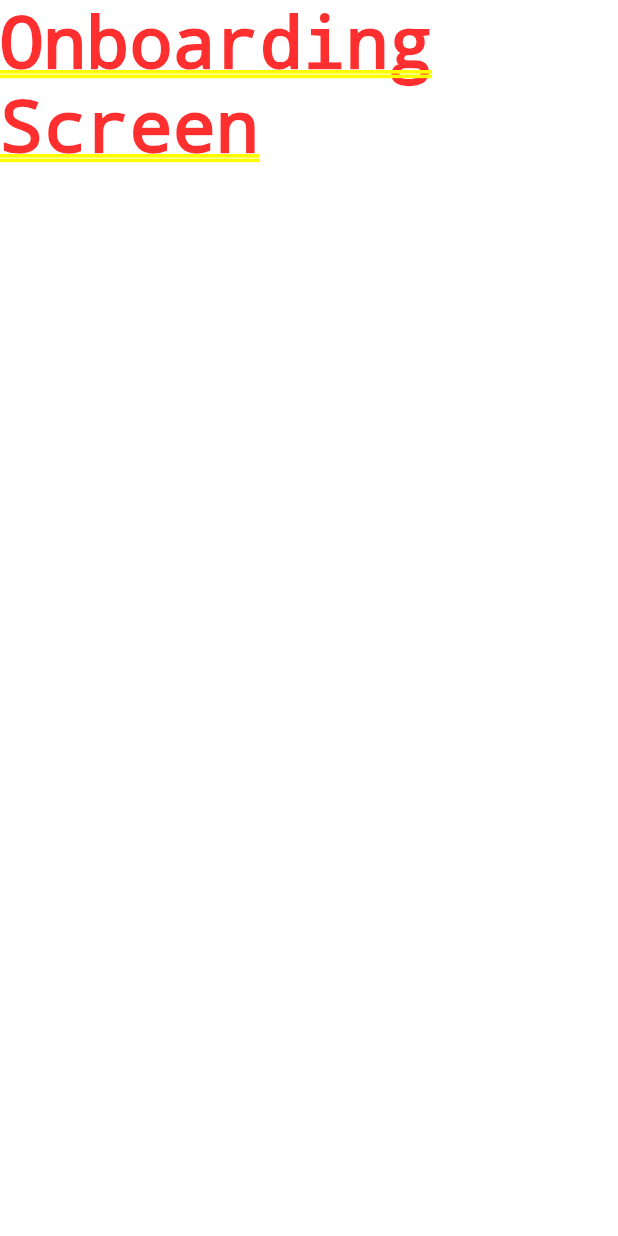
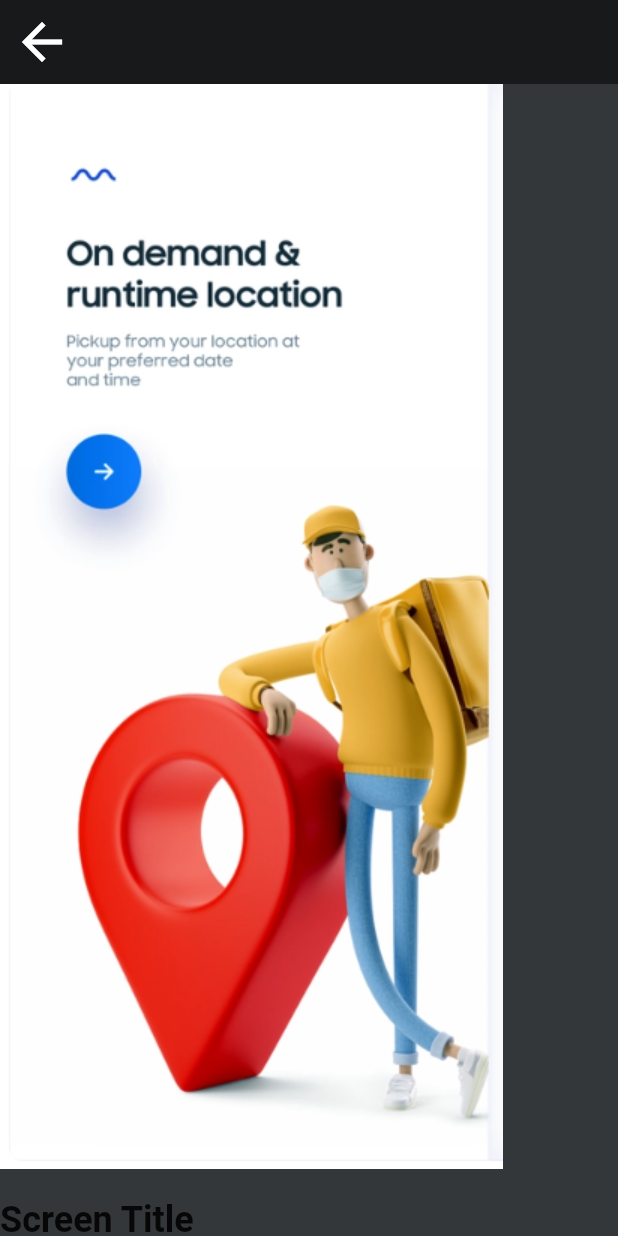
Before and after one commit to ahmedSamir50/flutterTutorial_1, a Flutter app: the screen it shows after launch, after a tap on "Shopping App Example", on a phone screen of 412 x 824 dp. Run offline on Flutter 3.47's test engine with Material 2 defaults, Android fonts, the light colour scheme and no system bars; our stand-ins replace dio, flutter_bloc, get_it, hexcolor, shared_preferences, sqflite and 1 more; accounts and stored records are empty; network calls fail.

Commit message:
some assets

```diff
--- a/lib/modules/shopping/onboarding.dart
+++ b/lib/modules/shopping/onboarding.dart
@@ -1,10 +1,28 @@
 import 'package:flutter/cupertino.dart';
+import 'package:flutter/material.dart';
+import 'package:flutter/widgets.dart';
 
 class OnBoardingScreen extends StatelessWidget {
   @override
   Widget build(BuildContext context) {
-    return Container(
-      child: Text("Onboarding Screen"),
+    return Scaffold(
+      appBar: AppBar(),
+      body: Column(
+        crossAxisAlignment: CrossAxisAlignment.start,
+        children: [
+          Image(image: AssetImage("assets/images/onboardingInit1.png")),
+          SizedBox(height: 20,),
+          Text("Screen Title " , style: TextStyle(fontSize: 24.0 , fontWeight: FontWeight.bold),),
+          SizedBox(height: 20,),
+          Text("Screen Title " , style: TextStyle(fontSize: 24.0 , fontWeight: FontWeight.bold),),
+/*
+          PageView.builder(itemBuilder: (context , idx ){
+
+          })
+
+ */
+        ],
+      ),
     );
   }
 }
--- a/lib/shared/themes/newsapp_themes.dart
+++ b/lib/shared/themes/newsapp_themes.dart
@@ -11,7 +11,8 @@ ThemeData getAppNormalTheme() {
           bodyText1: TextStyle(
               fontSize: 18,
               fontWeight: FontWeight.w600,
-              color: Colors.black87)),
+              color: Colors.black87),
+      ),
       primarySwatch: Colors.deepOrange,
       backgroundColor: Colors.white,
       scaffoldBackgroundColor: Colors.white,
@@ -33,7 +34,9 @@ ThemeData getAppNormalTheme() {
           selectedIconTheme: IconThemeData(color: Colors.deepOrange),
           selectedItemColor: Colors.deepOrange,
           showUnselectedLabels: true,
-          unselectedItemColor: Colors.white));
+          unselectedItemColor: Colors.white),
+  fontFamily: "Jannah"
+  );
 }
 
 ThemeData getAppDarkThem() {
@@ -65,5 +68,6 @@ ThemeData getAppDarkThem() {
         selectedItemColor: Colors.deepOrange,
         showUnselectedLabels: true,
         unselectedItemColor: Colors.white),
+      fontFamily: "Jannah"
   );
 }
```
Also changed, not shown: pubspec.yaml (+8 -1 lines), assets/fonts/jannah/Janna_LT_Regular.ttf (added), assets/images/onboardingInit1.png (added), assets/images/onboardingInit2.png (added), assets/images/onboardingInit3.png (added).
